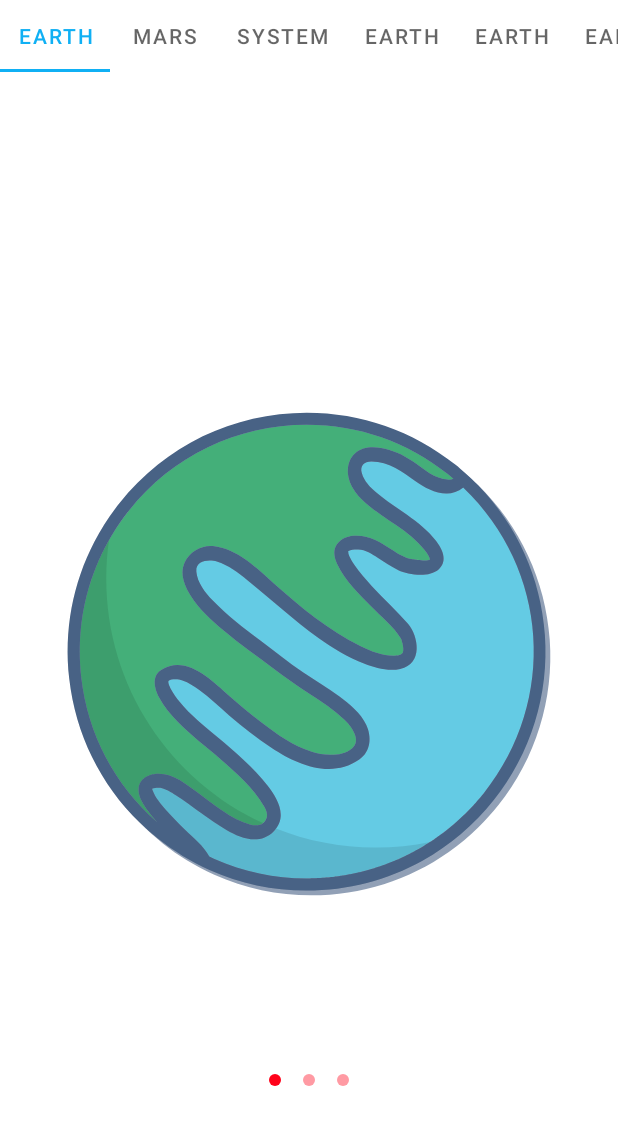
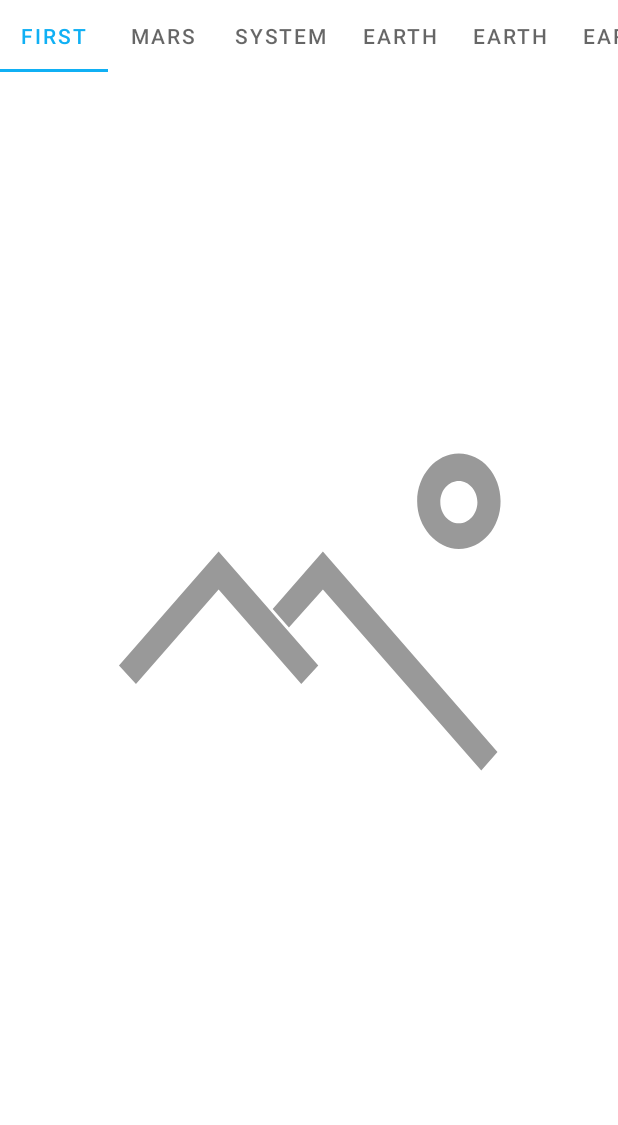
Before and after one commit to SergeYudkin/CourseMaterial, an Android app: the ApiActivity screen opened directly, with no data from a screen before it, on a phone screen of 412 x 824 dp. Shown: the top 1125 px of the screen. Run offline under Robolectric (Android 15) with nearby library versions, the phone set to English and light mode, and no system bars; Roboto replaces fonts that are not available here.

Commit message:
Урок 3 дз комит с ошибкой

```diff
--- a/app/src/main/java/com/example/coursematerial/view/api/Const.kt
+++ b/app/src/main/java/com/example/coursematerial/view/api/Const.kt
@@ -5,3 +5,4 @@ const val MARS_FRAGMENT = 1
 const val SYSTEM_FRAGMENT = 2
 const val BUNDLE_KEY = "key"
 const val ADAPTER_SIZE = 20
+const val FIRST_FRAGMENT = 0
--- a/app/src/main/java/com/example/coursematerial/view/api/ViewPagerAdapter.kt
+++ b/app/src/main/java/com/example/coursematerial/view/api/ViewPagerAdapter.kt
@@ -4,6 +4,8 @@ import androidx.fragment.app.Fragment
 import androidx.fragment.app.FragmentManager
 import androidx.fragment.app.FragmentStatePagerAdapter
 import com.example.coursematerial.R
+import com.example.coursematerial.view.manyFragments.StartFragment
+import com.example.coursematerial.view.settings.SettingsFragment
 
 class ViewPagerAdapter(private val fragmentManager: FragmentManager): FragmentStatePagerAdapter(fragmentManager) {
 
@@ -16,7 +18,7 @@ class ViewPagerAdapter(private val fragmentManager: FragmentManager): FragmentSt
 
     override fun getPageTitle(position: Int): CharSequence? {
         return when(position){
-            EARTH_FRAGMENT -> "Earth"
+            FIRST_FRAGMENT -> "First"
             MARS_FRAGMENT -> "Mars"
             SYSTEM_FRAGMENT -> "System"
             else -> "Earth"
@@ -24,7 +26,7 @@ class ViewPagerAdapter(private val fragmentManager: FragmentManager): FragmentSt
     }
 
     override fun getItem(position: Int): Fragment {
-            return BaseFragment.newInstance(position)
+            return StartFragment.newInstance(position)
 
     }
 }
--- a/app/src/main/java/com/example/coursematerial/view/api_bottom/ApiBottomActivity.kt
+++ b/app/src/main/java/com/example/coursematerial/view/api_bottom/ApiBottomActivity.kt
@@ -39,16 +39,16 @@ class ApiBottomActivity :AppCompatActivity() {
         binding.bottomNavigationView.setOnItemSelectedListener{
             when(it.itemId){
                 R.id.action_bottom_view_earth->{
-                    supportFragmentManager.beginTransaction().replace(R.id.container,EarthFragment()).commit()
+                    supportFragmentManager.beginTransaction().replace(R.id.container_bottom_navigation_view,EarthFragment()).commit()
                     true
                 }
 
                 R.id.action_bottom_view_mars->{
-                    supportFragmentManager.beginTransaction().replace(R.id.container, MarsFragment()).commit()
+                    supportFragmentManager.beginTransaction().replace(R.id.container_bottom_navigation_view, MarsFragment()).commit()
                     true
                 }
                 R.id.action_bottom_view_system->{
-                    supportFragmentManager.beginTransaction().replace(R.id.container, SystemFragment()).commit()
+                    supportFragmentManager.beginTransaction().replace(R.id.container_bottom_navigation_view, SystemFragment()).commit()
                     true
                 }
             }
--- /dev/null
+++ b/app/src/main/java/com/example/coursematerial/view/manyFragments/StartFragment.kt
@@ -0,0 +1,54 @@
+package com.example.coursematerial.view.manyFragments
+
+import android.os.Bundle
+import android.view.LayoutInflater
+import android.view.View
+import android.view.ViewGroup
+import androidx.fragment.app.Fragment
+import androidx.lifecycle.ViewModelProvider
+import coil.load
+import com.example.coursematerial.R
+import com.example.coursematerial.view.api.BUNDLE_KEY
+import com.example.coursematerial.view.api.FIRST_FRAGMENT
+import com.example.coursematerial.view.api.MARS_FRAGMENT
+import com.example.coursematerial.view.api.SYSTEM_FRAGMENT
+import com.example.coursematerial.view.settings.SettingsFragment
+import com.example.coursematerial.viewmodel.AppState
+import com.example.coursematerial.viewmodel.PictureOfTheDayViewModel
+import com.google.android.material.bottomsheet.BottomSheetBehavior
+
+class StartFragment: Fragment() {
+
+    override fun onCreateView(
+        inflater: LayoutInflater,
+        container: ViewGroup?,
+        savedInstanceState: Bundle?
+    ): View? {
+        var layout = R.layout.fragment_first
+        //TODO HW избавиться от R.layout.fragment_earth R.layout.fragment_mars R.layout.fragment_system через  .setImageResource()
+        // ImageView(requireActivity()).setImageResource()
+        arguments?.let {
+            layout = when (it.getInt(BUNDLE_KEY)) {
+                FIRST_FRAGMENT -> R.layout.fragment_first
+                MARS_FRAGMENT -> R.layout.fragment_mars
+                SYSTEM_FRAGMENT -> R.layout.fragment_system
+                else -> R.layout.fragment_first
+            }
+        }
+        return inflater.inflate(layout, container, false)
+    }
+
+
+    companion object {
+        @JvmStatic
+        fun newInstance(type: Int): Fragment {
+            return  StartFragment().apply {
+                arguments = Bundle().apply {
+                    putInt(BUNDLE_KEY,type)
+                }
+            }
+        }
+
+    }
+
+}
--- a/app/src/main/res/layout/activity_api_bottom.xml
+++ b/app/src/main/res/layout/activity_api_bottom.xml
@@ -6,7 +6,7 @@
     android:layout_height="match_parent">
 
     <FrameLayout
-        android:id="@+id/container"
+        android:id="@+id/container_bottom_navigation_view"
         android:layout_width="match_parent"
         android:layout_height="0dp"
         app:layout_constraintBottom_toBottomOf="@id/bottomNavigationView"
--- /dev/null
+++ b/app/src/main/res/layout/fragment_first.xml
@@ -0,0 +1,16 @@
+<?xml version="1.0" encoding="utf-8"?>
+<FrameLayout xmlns:android="http://schemas.android.com/apk/res/android"
+    android:layout_width="match_parent"
+    android:layout_height="match_parent"
+    xmlns:app="http://schemas.android.com/apk/res-auto">
+
+    <com.example.coursematerial.utils.EquilateralImageView
+        android:id="@+id/image_view_first"
+        android:layout_width="match_parent"
+        android:layout_height="wrap_content"
+        android:layout_gravity="center"
+        app:srcCompat="@drawable/ic_no_photo_vector" />
+
+
+
+</FrameLayout>
--- a/app/src/main/res/layout/fragment_picture_of_the_day.xml
+++ b/app/src/main/res/layout/fragment_picture_of_the_day.xml
@@ -98,6 +98,12 @@
         android:layout_height="match_parent"/>
 </LinearLayout>
 
+    <LinearLayout
+        android:id="@+id/bottom_nav"
+        android:orientation="horizontal"
+        android:layout_width="match_parent"
+        android:layout_height="match_parent"/>
+
 
        <!-- <RadioGroup
             android:id="@+id/radio_group"
```
Also changed, not shown: app/src/main/java/com/example/coursematerial/pictureoftheday/PictureOfTheDayFragment.kt (+17 -7 lines), app/src/main/java/com/example/coursematerial/view/manyFragments/FirstFragment.kt (added, +64 -0 lines), app/src/main/java/com/example/coursematerial/view/manyFragments/xzFragment.kt (added, +20 -0 lines), app/src/main/java/com/example/coursematerial/view/settings/SettingsFragment.kt (+17 -26 lines), app/src/main/res/layout/fragment_settings.xml (+14 -26 lines).
